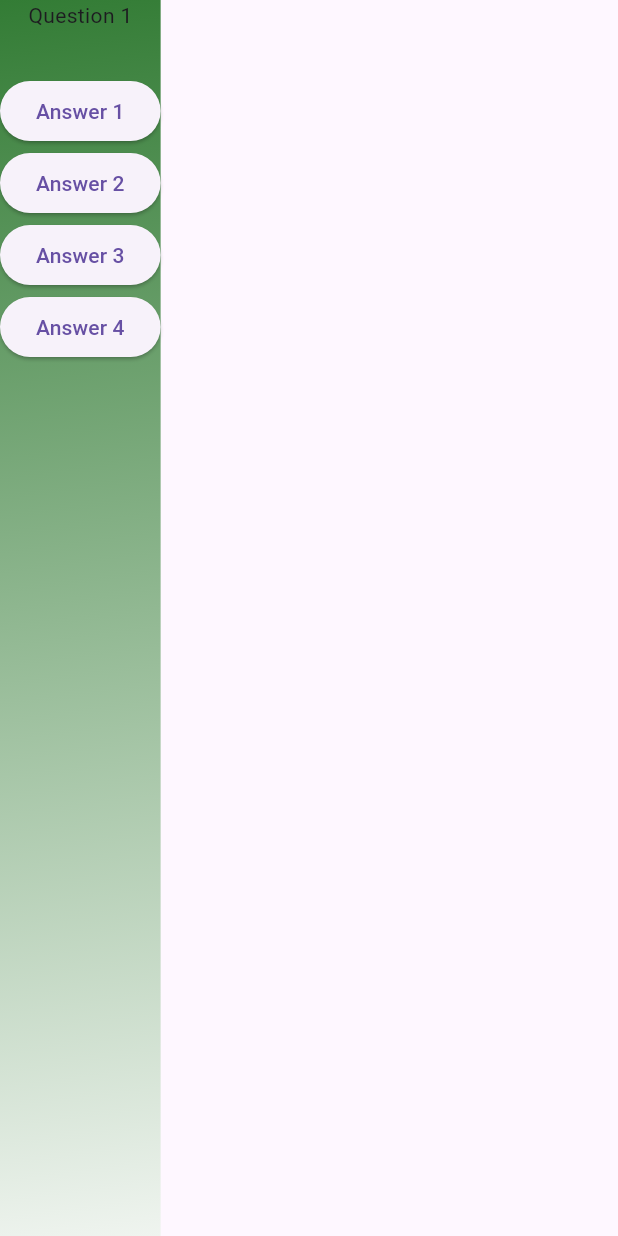
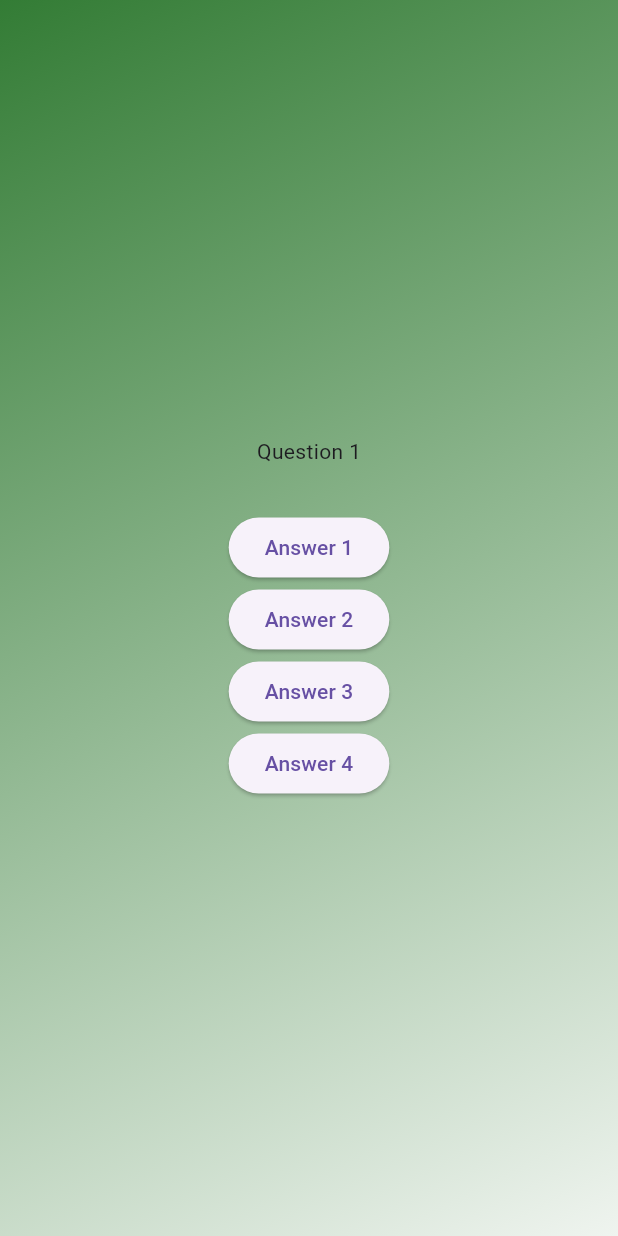
Before and after one commit to aarunprasad92/flutter_basics, a Flutter app: the screen it shows after launch, after a tap on "Start Quiz", on a phone screen of 412 x 824 dp. Run offline on Flutter 3.47's test engine with Material 3 defaults, Android fonts, the phone set to English and light mode, and no system bars.

Commit message:
Align the widgets in centre using sized box and column axis alignment

```diff
--- a/lib/questions_screen.dart
+++ b/lib/questions_screen.dart
@@ -11,7 +11,10 @@ class QuestionsScreen extends StatefulWidget {
 class _QuestionsScreenState extends State<QuestionsScreen> {
   @override
   Widget build(BuildContext context) {
-    return Column(
+    return SizedBox(
+      width: double.infinity,
+      child: Column(
+        mainAxisAlignment: MainAxisAlignment.center,
         children: [
           const Text('Question 1'),
           const SizedBox(
@@ -22,6 +25,7 @@ class _QuestionsScreenState extends State<QuestionsScreen> {
           ElevatedButton(onPressed: () {}, child: const Text('Answer 3')),
           ElevatedButton(onPressed: () {}, child: const Text('Answer 4'))
         ],
+      ),
     );
   }
 }
```
Lines whose indentation alone changed are shown as unchanged.
